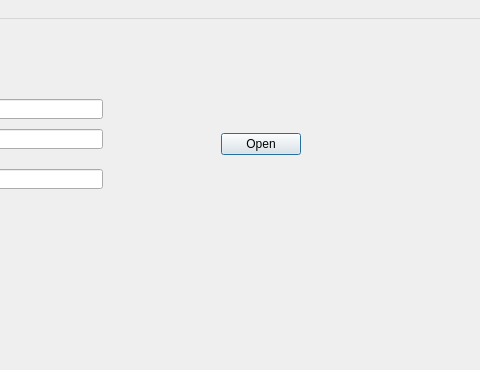
Old version of the form crisp_gui.ui in the repository petehall6/crisp_gui; both pictures show x 170 to 650 and y 0 to 370 of the 810 by 498 pixel window.
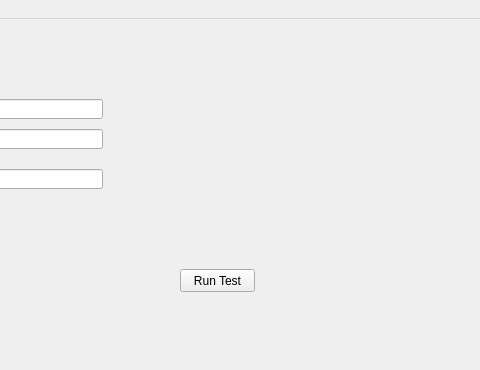
New version of the form.

Diff of the .ui file:
```diff
--- a/crisp_gui.ui
+++ b/crisp_gui.ui
@@ -27,19 +27,6 @@
      <string>Sample ID:</string>
     </property>
    </widget>
-   <widget class="QDialogButtonBox" name="TestSeqBtnBx">
-    <property name="geometry">
-     <rect>
-      <x>380</x>
-      <y>110</y>
-      <width>91</width>
-      <height>31</height>
-     </rect>
-    </property>
-    <property name="standardButtons">
-     <set>QDialogButtonBox::Open</set>
-    </property>
-   </widget>
    <widget class="QLineEdit" name="sampIDBx">
     <property name="geometry">
      <rect>
@@ -96,6 +83,19 @@
      <string>Sequence End</string>
     </property>
    </widget>
+   <widget class="QPushButton" name="pushButton">
+    <property name="geometry">
+     <rect>
+      <x>350</x>
+      <y>250</y>
+      <width>75</width>
+      <height>23</height>
+     </rect>
+    </property>
+    <property name="text">
+     <string>Run Test</string>
+    </property>
+   </widget>
   </widget>
   <widget class="QMenuBar" name="menubar">
    <property name="geometry">
```
